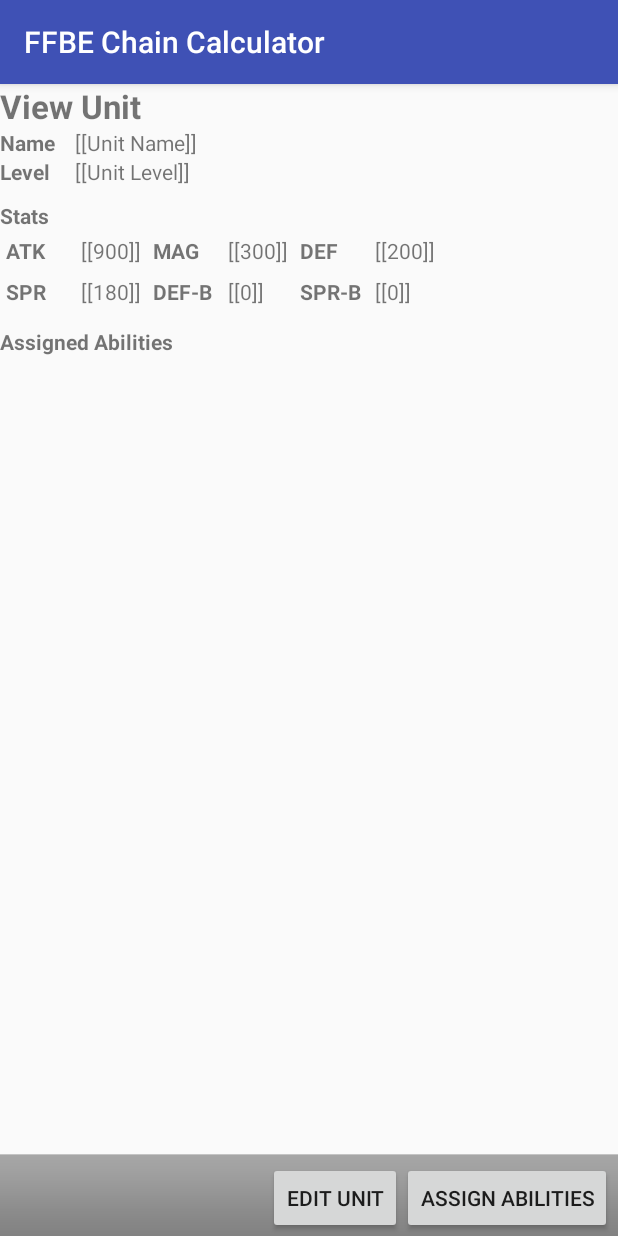
After one commit to sammycode/FFBEChainCalculator, an Android app: the ViewUnitActivity screen opened directly, with no data from a screen before it, on a phone screen of 412 x 824 dp. The commit adds this screen. Run offline under Robolectric (Android 15) with nearby library versions, the phone set to English and light mode, and no system bars.

Commit message:
Adding View Unit Activity, this is going to be required to take a closer look at a unit.  The goal will be to shift the item click, which currently goes directly to the edit unit activity, to instead go here, allowing the user to view the unit. From here the user will be able to hit the "Edit Unit" button to get to that activity, and this will also provide the user with a way of assigning abilities to a unit.

```diff
--- /dev/null
+++ b/app/src/main/java/ca/valleyforge/android/ffbechaincalculator/ViewUnitActivity.java
@@ -0,0 +1,20 @@
+package ca.valleyforge.android.ffbechaincalculator;
+
+import android.support.v7.app.AppCompatActivity;
+import android.os.Bundle;
+
+/**
+ * The View Unit Activity
+ */
+public class ViewUnitActivity extends AppCompatActivity {
+
+    /**
+     * Fires on Activity Create
+     * @param savedInstanceState
+     */
+    @Override
+    protected void onCreate(Bundle savedInstanceState) {
+        super.onCreate(savedInstanceState);
+        setContentView(R.layout.activity_view_unit);
+    }
+}
--- /dev/null
+++ b/app/src/main/res/layout/activity_view_unit.xml
@@ -0,0 +1,267 @@
+<?xml version="1.0" encoding="utf-8"?>
+<RelativeLayout
+    xmlns:android="http://schemas.android.com/apk/res/android"
+    xmlns:app="http://schemas.android.com/apk/res-auto"
+    xmlns:tools="http://schemas.android.com/tools"
+    android:layout_width="match_parent"
+    android:layout_height="match_parent"
+    tools:context="ca.valleyforge.android.ffbechaincalculator.ViewUnitActivity">
+
+    <FrameLayout
+        android:id="@+id/grp_header"
+        android:layout_width="match_parent"
+        android:layout_height="wrap_content"
+        android:layout_alignParentTop="true">
+
+        <TextView
+            android:id="@+id/tv_view_unit_header"
+            android:layout_width="match_parent"
+            android:layout_height="wrap_content"
+            android:text="@string/vu_header_unit_label"
+            android:textStyle="bold"
+            android:textSize="22sp" />
+
+        <View
+            android:layout_width="match_parent"
+            android:layout_height="5dp" />
+
+    </FrameLayout>
+
+    <FrameLayout
+        android:id="@+id/grp_fields"
+        android:layout_width="match_parent"
+        android:layout_height="wrap_content"
+        android:layout_below="@+id/grp_header">
+
+        <LinearLayout
+            android:layout_width="match_parent"
+            android:layout_height="wrap_content"
+            android:orientation="vertical">
+
+            <!-- The Unit Name View Group -->
+            <LinearLayout
+                android:id="@+id/grp_unit_name"
+                android:layout_width="match_parent"
+                android:layout_height="wrap_content"
+                android:orientation="horizontal">
+                <TextView
+                    android:layout_width="50dp"
+                    android:layout_height="wrap_content"
+                    android:text="@string/vu_tv_unit_name_label"
+                    android:textStyle="bold"/>
+
+                <TextView
+                    android:id="@+id/tv_unit_name"
+                    android:layout_width="match_parent"
+                    android:layout_height="wrap_content"
+                    android:text="[[Unit Name]]" />
+            </LinearLayout>
+
+            <!-- The Unit Level View Group -->
+            <LinearLayout
+                android:id="@+id/grp_unit_level"
+                android:layout_width="match_parent"
+                android:layout_height="wrap_content"
+                android:orientation="horizontal">
+                <TextView
+                    android:layout_width="50dp"
+                    android:layout_height="wrap_content"
+                    android:text="@string/vu_tv_unit_level_label"
+                    android:textStyle="bold"/>
+
+                <TextView
+                    android:id="@+id/tv_unit_level"
+                    android:layout_width="match_parent"
+                    android:layout_height="wrap_content"
+                    android:text="[[Unit Level]]" />
+            </LinearLayout>
+
+            <!-- Separator -->
+            <View
+                android:layout_width="wrap_content"
+                android:layout_height="10dp" />
+
+            <!-- Unit Stats Group -->
+            <LinearLayout
+                android:layout_width="match_parent"
+                android:layout_height="wrap_content"
+                android:orientation="vertical" >
+
+                <TextView
+                    android:layout_width="match_parent"
+                    android:layout_height="wrap_content"
+                    android:text="@string/u_liv_unit_stats_header_label"
+                    android:textStyle="bold"/>
+
+                <GridLayout
+                    android:layout_width="match_parent"
+                    android:layout_height="wrap_content"
+                    android:rowCount="2"
+                    android:columnCount="3"
+                    android:useDefaultMargins="true">
+
+
+                    <!-- Attack Power Group -->
+                    <LinearLayout
+                        android:orientation="horizontal">
+
+                        <TextView
+                            android:layout_width="50dp"
+                            android:layout_height="wrap_content"
+                            android:textStyle="bold"
+                            android:text="@string/u_liv_unit_stats_attack_power_label"/>
+
+                        <TextView
+                            android:id="@+id/tv_unit_attack_power"
+                            android:layout_width="wrap_content"
+                            android:layout_height="wrap_content"
+                            android:text="[[900]]"/>
+
+                    </LinearLayout>
+
+                    <!-- Magic Power Group -->
+                    <LinearLayout
+                        android:orientation="horizontal">
+
+                        <TextView
+                            android:layout_width="50dp"
+                            android:layout_height="wrap_content"
+                            android:textStyle="bold"
+                            android:text="@string/u_liv_unit_stats_magic_power_label"/>
+
+                        <TextView
+                            android:id="@+id/tv_unit_magic_power"
+                            android:layout_width="wrap_content"
+                            android:layout_height="wrap_content"
+                            android:text="[[300]]"/>
+
+                    </LinearLayout>
+
+                    <!-- Defense Rating Group -->
+                    <LinearLayout
+                        android:orientation="horizontal">
+
+                        <TextView
+                            android:layout_width="50dp"
+                            android:layout_height="wrap_content"
+                            android:textStyle="bold"
+                            android:text="@string/u_liv_unit_stats_defense_rating_label"/>
+                        <TextView
+                            android:id="@+id/tv_unt_defense_rating"
+                            android:layout_width="wrap_content"
+                            android:layout_height="wrap_content"
+                            android:text="[[200]]"/>
+
+                    </LinearLayout>
+
+                    <!-- Spirit Rating Group -->
+                    <LinearLayout
+                        android:orientation="horizontal">
+
+                        <TextView
+                            android:layout_width="50dp"
+                            android:layout_height="wrap_content"
+                            android:textStyle="bold"
+                            android:text="@string/u_liv_unit_stats_spirit_rating_label"/>
+
+                        <TextView
+                            android:id="@+id/tv_unit_spirit_rating"
+                            android:layout_width="wrap_content"
+                            android:layout_height="wrap_content"
+                            android:text="[[180]]"/>
+
+                    </LinearLayout>
+
+                    <!-- Defense Broken Group -->
+                    <LinearLayout
+                        android:orientation="horizontal">
+
+                        <TextView
+                            android:layout_width="50dp"
+                            android:layout_height="wrap_content"
+                            android:textStyle="bold"
+                            android:text="@string/u_liv_unit_stats_defense_broken_label"/>
+
+                        <TextView
+                            android:id="@+id/tv_unit_defense_broken"
+                            android:layout_width="wrap_content"
+                            android:layout_height="wrap_content"
+                            android:text="[[0]]"/>
+
+                    </LinearLayout>
+
+                    <!-- Spirit Broken Group -->
+                    <LinearLayout
+                        android:orientation="horizontal">
+
+                        <TextView
+                            android:layout_width="50dp"
+                            android:layout_height="wrap_content"
+                            android:textStyle="bold"
+                            android:text="@string/u_liv_unit_stats_spirit_broken_label"/>
+
+                        <TextView
+                            android:id="@+id/tv_unit_spirit_broken"
+                            android:layout_width="wrap_content"
+                            android:layout_height="wrap_content"
+                            android:text="[[0]]"/>
+
+                    </LinearLayout>
+
+
+
+                </GridLayout>
+            </LinearLayout>
+
+
+            <!-- Separator -->
+            <View
+                android:layout_width="wrap_content"
+                android:layout_height="10dp" />
+
+            <!-- Unit Stats Group -->
+            <LinearLayout
+                android:layout_width="match_parent"
+                android:layout_height="wrap_content"
+                android:orientation="vertical" >
+
+                <TextView
+                    android:layout_width="match_parent"
+                    android:layout_height="wrap_content"
+                    android:text="@string/vu_header_assigned_abilities"
+                    android:textStyle="bold"/>
+
+            </LinearLayout>
+
+        </LinearLayout>
+
+    </FrameLayout>
+
+    <RelativeLayout
+        android:id="@+id/grp_button_bar"
+        android:layout_width="match_parent"
+        android:layout_height="wrap_content"
+        style="@android:style/ButtonBar"
+        android:layout_alignParentBottom="true" >
+
+        <Button
+            android:id="@+id/bn_edit"
+            android:layout_width="wrap_content"
+            android:layout_height="wrap_content"
+            android:text="@string/vu_bn_edit_unit_text"
+            android:onClick="onEditActionClick"
+            android:layout_toLeftOf="@+id/bn_assign_abilities"
+            android:layout_toStartOf="@+id/bn_assign_abilities"/>
+
+        <Button
+            android:id="@+id/bn_assign_abilities"
+            android:layout_width="wrap_content"
+            android:layout_height="wrap_content"
+            android:text="@string/vu_bn_assign_abilities_text"
+            android:layout_alignParentRight="true"
+            android:layout_alignParentEnd="true"
+            android:onClick="onAssignAbiltiiesClick"/>
+
+    </RelativeLayout>
+
+</RelativeLayout>
--- a/app/src/main/res/values/strings.xml
+++ b/app/src/main/res/values/strings.xml
@@ -8,6 +8,7 @@
     <string name="bn_add_text" translatable="true">Add</string>
     <string name="bn_cancel_text" translatable="true">Cancel</string>
     <string name="bn_save_text" translatable="true">Save</string>
+    <string name="bn_edit_text" translatable="true">Edit</string>
 
     <string name="unittype_unit" translatable="true">Unit</string>
     <string name="unittype_badguy" translatable="true">Badguy</string>
@@ -65,4 +66,12 @@
     <string name="u_liv_unit_stats_defense_broken_label" translatable="true">DEF-B</string>
     <string name="u_liv_unit_stats_spirit_broken_label" translatable="true">SPR-B</string>
 
+    <!-- View Unit Activity -->
+    <string name="vu_header_unit_label">View Unit</string>
+    <string name="vu_tv_unit_name_label" translatable="true">Name</string>
+    <string name="vu_tv_unit_level_label" translatable="true">Level</string>
+    <string name="vu_header_assigned_abilities" translatable="true">Assigned Abilities</string>
+    <string name="vu_bn_edit_unit_text" translatable="true">Edit Unit</string>
+    <string name="vu_bn_assign_abilities_text" translatable="true">Assign Abilities</string>
+
 </resources>
```
Also changed, not shown: app/src/main/AndroidManifest.xml (+7 -6 lines).
